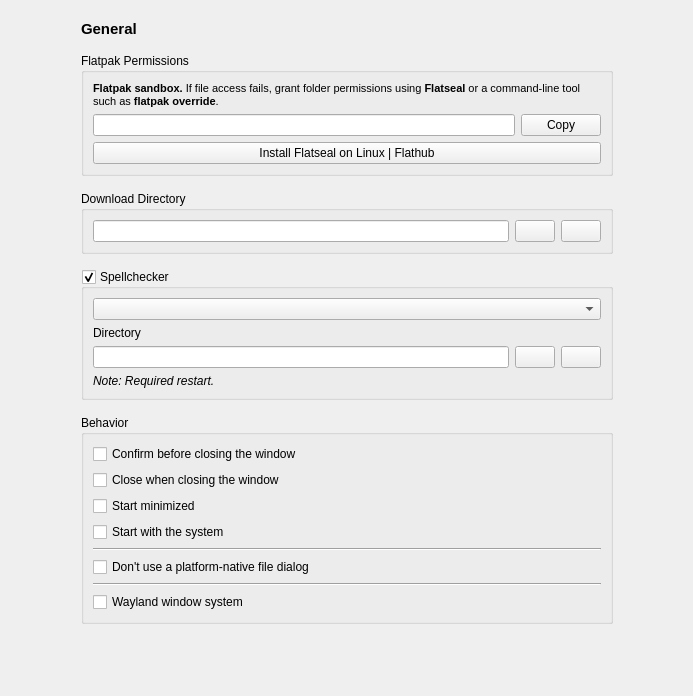
Qt form zapzap/ui/ui_page_general.ui (rafatosta/zapzap) before a commit.
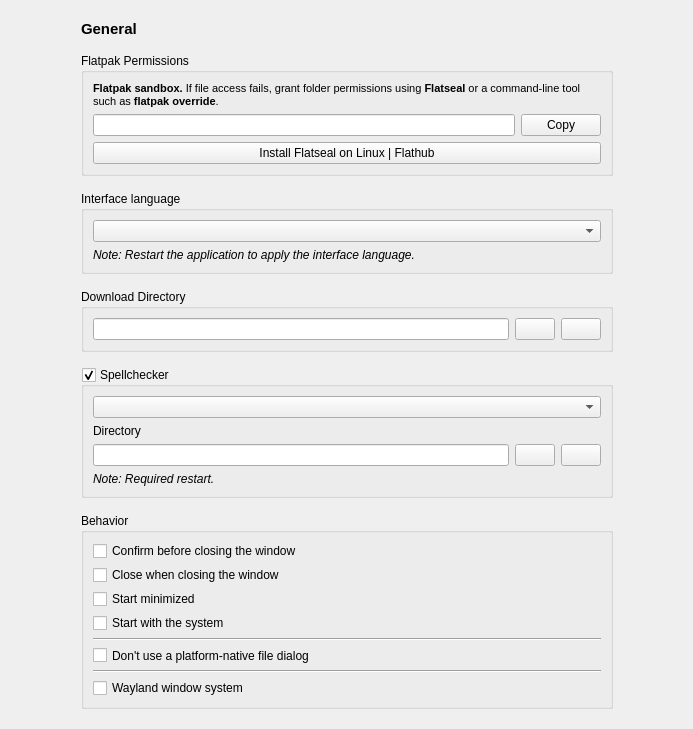
The same form after that commit.

Commit message: Add interface language selection

Diff of the .ui file:
```diff
--- a/zapzap/ui/ui_page_general.ui
+++ b/zapzap/ui/ui_page_general.ui
@@ -117,6 +117,30 @@
           </layout>
          </widget>
         </item>
+        <item>
+         <widget class="QGroupBox" name="interface_language_groupBox">
+          <property name="title">
+           <string>Interface language</string>
+          </property>
+          <layout class="QVBoxLayout" name="interface_language_layout">
+           <item>
+            <widget class="QComboBox" name="interface_language_comboBox"/>
+           </item>
+           <item>
+            <widget class="QLabel" name="interface_language_note">
+             <property name="font">
+              <font>
+               <italic>true</italic>
+              </font>
+             </property>
+             <property name="text">
+              <string>Note: Restart the application to apply the interface language.</string>
+             </property>
+            </widget>
+           </item>
+          </layout>
+         </widget>
+        </item>
         <item>
          <widget class="QGroupBox" name="groupBox_3">
           <property name="title">
```
The commit also changes 3 other files.
